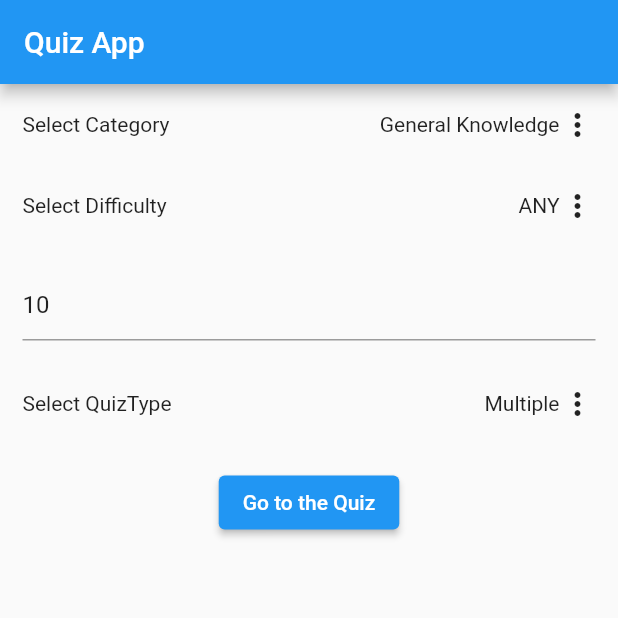
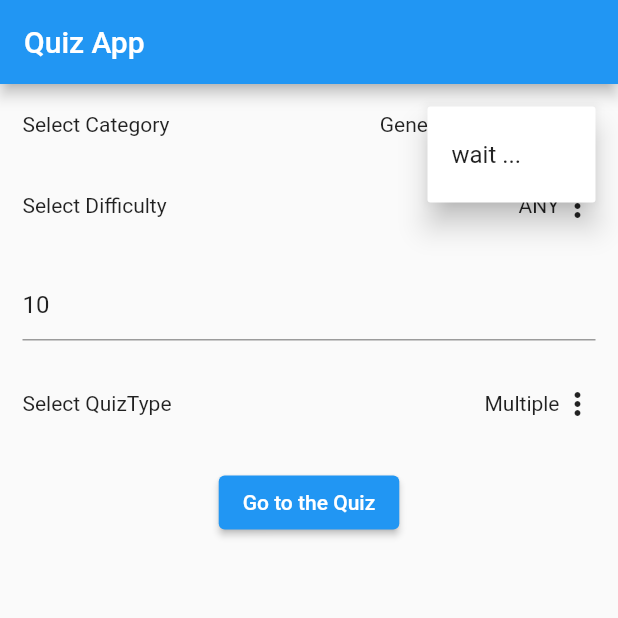
Before and after one commit to harshgaudani1212/quizapp, a Flutter app: the screen it shows after launch, after a tap on "General Knowledge", on a phone screen of 412 x 824 dp, the top half of it. Run offline on Flutter 3.47's test engine with Material 2 defaults, Android fonts, the phone set to English and light mode, and no system bars; our stand-ins replace dio, get; network calls fail.

Commit message:
second commit

```diff
--- a/lib/View/quiz_form.dart
+++ b/lib/View/quiz_form.dart
@@ -58,7 +58,15 @@ class _QuizFormState extends State<QuizForm> {
                         enabled: true,
                         initialValue: QuizFormController.to.quizCategoryModel.value.triviaCategories?.first.id,
                         itemBuilder: (context) {
-                          return QuizFormController.to.quizCategoryModel.value.triviaCategories!.map((e) {
+                          return QuizFormController.to.quizCategoryModel.value.triviaCategories?.first.id == null
+                              ? [
+                                  PopupMenuItem(
+                                    value: 0,
+                                    onTap: () {},
+                                    child: const Text("wait ..."),
+                                  )
+                                ]
+                              : QuizFormController.to.quizCategoryModel.value.triviaCategories!.map((e) {
                                   return PopupMenuItem(
                                     value: e.id,
                                     onTap: () {
@@ -104,7 +112,7 @@ class _QuizFormState extends State<QuizForm> {
                                       ? 2
                                       : 3,
                               onTap: () {},
-                              child: Text(e),
+                              child: Text(e.toUpperCase()),
                             );
                           }).toList();
                         }),
```
Also changed, not shown: lib/View/quiz_questionpage.dart (+17 -8 lines), pubspec.lock, 1 other file. Lines whose indentation alone changed are shown as unchanged.
